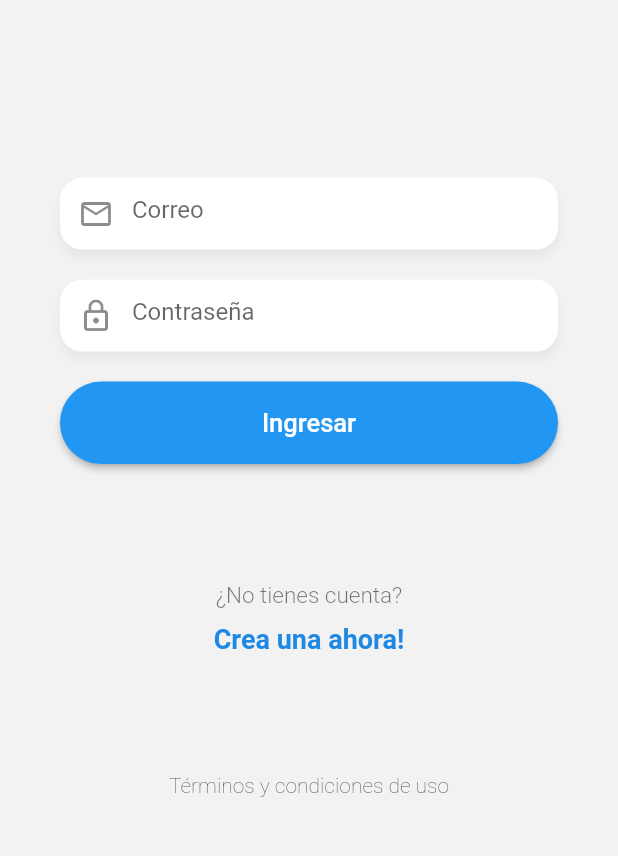
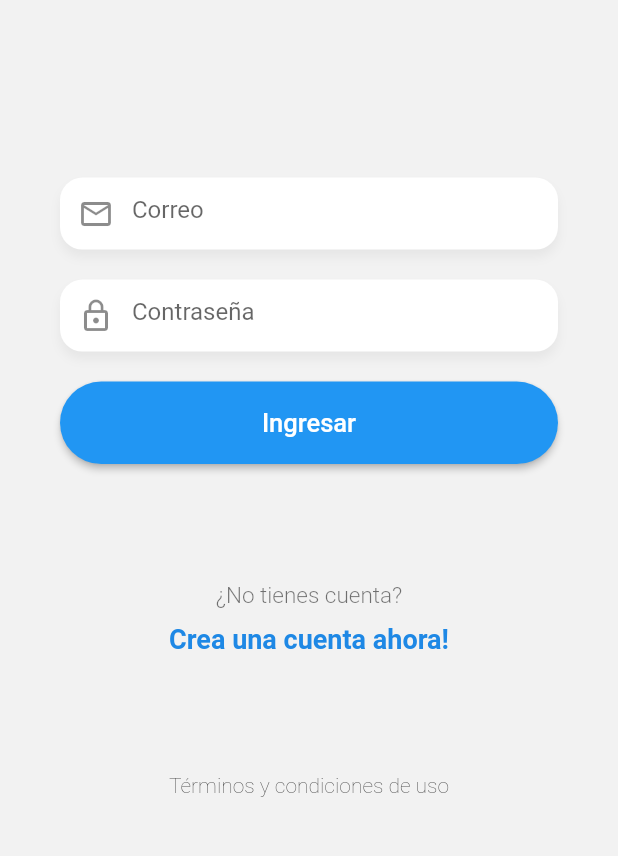
Before and after one commit to JimHuertas/messenger_app_flutter, a Flutter app: the screen it shows after launch, on a phone screen of 412 x 824 dp, the part 318-1174 px from its top. Run offline on Flutter 3.47's test engine with Material 2 defaults, Android fonts, the phone set to English and light mode, and no system bars.

```diff
--- a/lib/pages/login_page.dart
+++ b/lib/pages/login_page.dart
@@ -20,9 +20,15 @@ class LoginPage extends StatelessWidget {
             child: Column(
               mainAxisAlignment: MainAxisAlignment.spaceAround,
               children: <Widget>[
-                Logo(),
+                Logo(
+                  titulo: 'Messenger',
+                ),
                 _Form(),
-                Labels(),
+                Labels(
+                  text: '¿No tienes cuenta?',
+                  textLinked: 'Crea una cuenta ahora!',
+                  route: 'register',
+                ),
                 const Text('Términos y condiciones de uso', style: TextStyle(fontWeight: FontWeight.w200),)
               ],
             ),
--- a/lib/widgets/labels.dart
+++ b/lib/widgets/labels.dart
@@ -1,25 +1,42 @@
 import 'package:flutter/material.dart';
 
 class Labels extends StatelessWidget {
+
+  final String route;
+  final String text;
+  final String textLinked;
+
+  Labels({
+    Key? key,
+    required this.route,
+    required this.text,
+    required this.textLinked
+  }) : super(key: key);
 
   @override
   Widget build(BuildContext context) {
     return Container(
       child: Column(
         children: <Widget>[
-          const Text('¿No tienes cuenta?',
-            style: TextStyle(
+          Text(text,
+            style: const TextStyle(
               color: Colors.black54,
               fontSize: 15,
               fontWeight: FontWeight.w300)
           ),
           const SizedBox(height: 10),
-          Text('Crea una ahora!',
-            style: TextStyle(
-              color: Colors.blue[600],
-              fontSize: 18,
-              fontWeight: FontWeight.bold
+          GestureDetector(
+            child: Text(textLinked,
+              style: TextStyle(
+                color: Colors.blue[600],
+                fontSize: 18,
+                fontWeight: FontWeight.bold
+              ),
             ),
+            onTap: (){
+              Navigator.pushReplacementNamed(context, route);
+              print('tap');
+            },
           )
         ],
       ),
--- a/lib/widgets/logo.dart
+++ b/lib/widgets/logo.dart
@@ -1,6 +1,15 @@
 import 'package:flutter/material.dart';
 
 class Logo extends StatelessWidget {
+
+  final String titulo;
+
+  const Logo({
+    Key? key,
+    required this.titulo
+  }) : super(key: key);
+
+
 
   @override
   Widget build(BuildContext context) {
@@ -8,10 +17,10 @@ class Logo extends StatelessWidget {
       child: Container(
         width: 170,
         child: Column(
-          children: const <Widget>[
-            Image(image: AssetImage('assets/tag-logo.png')),
-            SizedBox(height: 20),
-            Text('Messenger', style: TextStyle(fontSize: 30),)
+          children: <Widget>[
+            const Image(image: AssetImage('assets/tag-logo.png')),
+            const SizedBox(height: 20),
+            Text(titulo, style: TextStyle(fontSize: 30),)
           ],
         ),
       ),
```
Also changed, not shown: lib/pages/register_page.dart (+82 -3 lines), assets/screeshot_v1.png (added), 1 other file.
